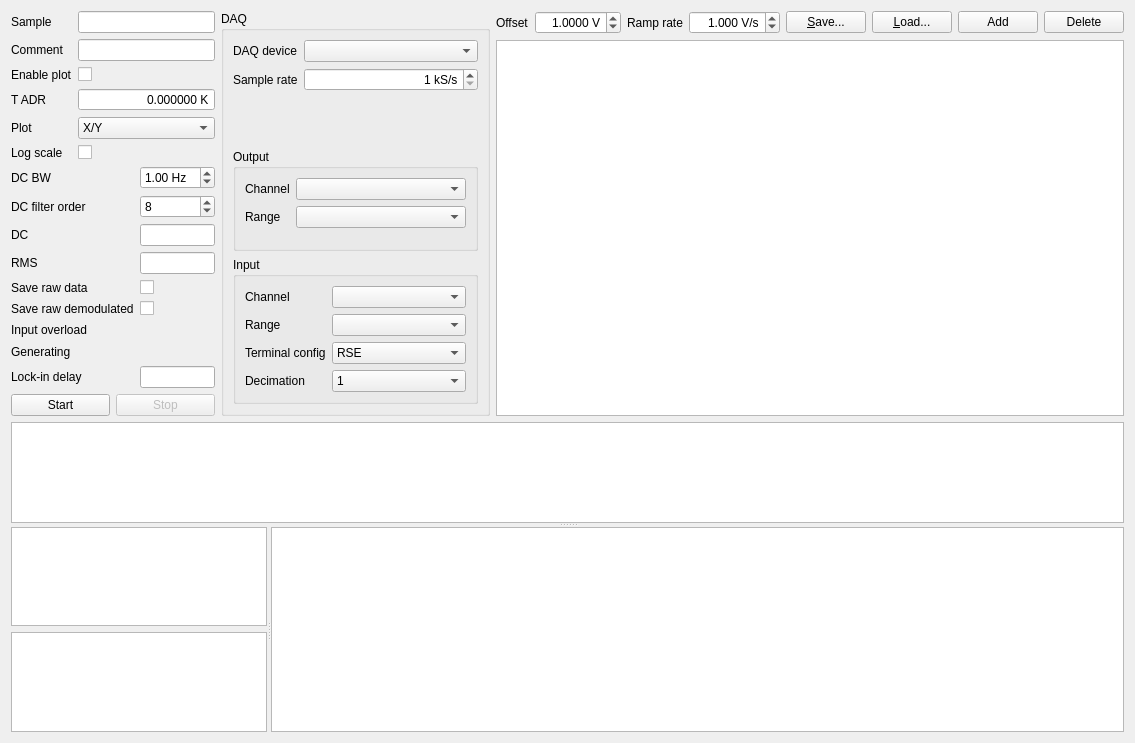
This is TES/MultiLockinUi.ui in AvirupRoy/research as Qt 5 draws it before an edit. The edited form follows.
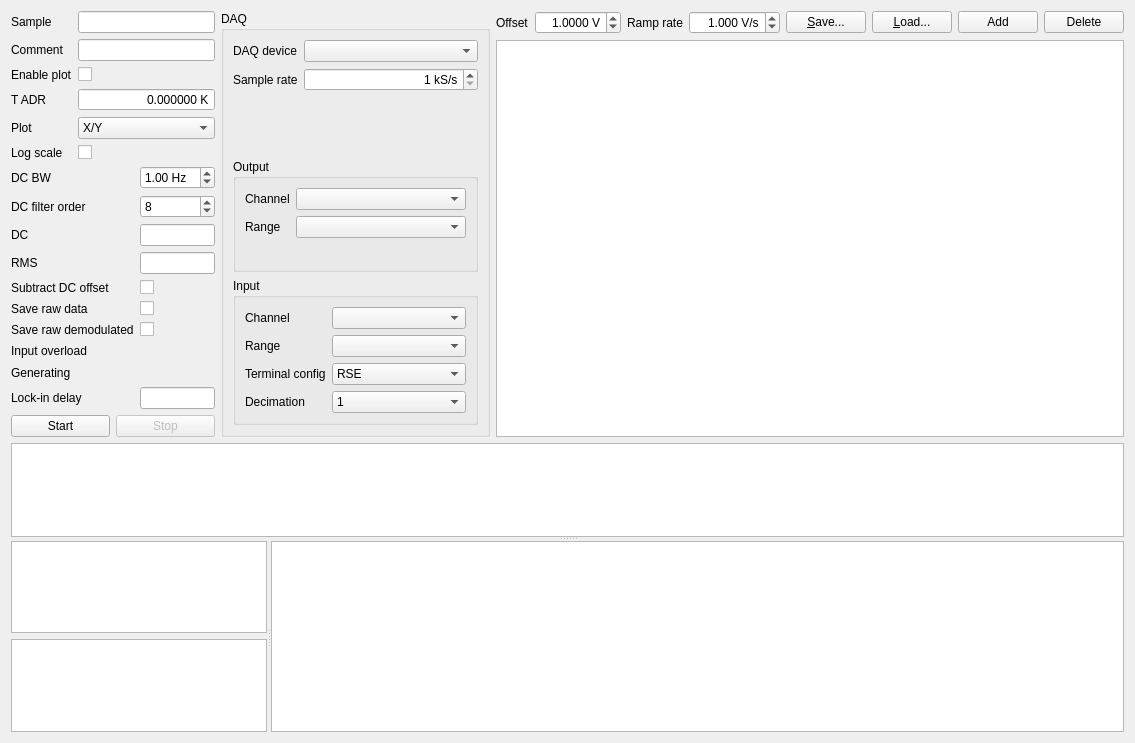
This is the edited form. Custom widgets are drawn as their Qt base class.

Commit message: MultitoneLockin: make offset subtraction optional and subtract linear offset instead of just a constant

```diff
--- a/TES/MultiLockinUi.ui
+++ b/TES/MultiLockinUi.ui
@@ -248,7 +248,7 @@
              </property>
             </widget>
            </item>
-           <item row="6" column="0">
+           <item row="7" column="0">
             <widget class="QLabel" name="label_11">
              <property name="text">
               <string>Input overload</string>
@@ -258,7 +258,7 @@
              </property>
             </widget>
            </item>
-           <item row="6" column="1">
+           <item row="7" column="1">
             <widget class="LedIndicator" name="overloadLed">
              <property name="minimumSize">
               <size>
@@ -277,7 +277,7 @@
              </property>
             </widget>
            </item>
-           <item row="7" column="0">
+           <item row="8" column="0">
             <widget class="QLabel" name="label_12">
              <property name="text">
               <string>Generating</string>
@@ -287,7 +287,7 @@
              </property>
             </widget>
            </item>
-           <item row="7" column="1">
+           <item row="8" column="1">
             <widget class="LedIndicator" name="generatingLed">
              <property name="minimumSize">
               <size>
@@ -306,7 +306,7 @@
              </property>
             </widget>
            </item>
-           <item row="8" column="0">
+           <item row="9" column="0">
             <widget class="QLabel" name="label_15">
              <property name="text">
               <string>Lock-in delay</string>
@@ -316,7 +316,7 @@
              </property>
             </widget>
            </item>
-           <item row="8" column="1">
+           <item row="9" column="1">
             <widget class="QLineEdit" name="delayLe">
              <property name="sizePolicy">
               <sizepolicy hsizetype="Preferred" vsizetype="Fixed">
@@ -335,7 +335,7 @@
              </property>
             </widget>
            </item>
-           <item row="4" column="0">
+           <item row="5" column="0">
             <widget class="QLabel" name="label_9">
              <property name="text">
               <string>Save raw data</string>
@@ -345,7 +345,7 @@
              </property>
             </widget>
            </item>
-           <item row="4" column="1">
+           <item row="5" column="1">
             <widget class="QCheckBox" name="saveRawDataCb">
              <property name="toolTip">
               <string>Check to save raw (but decimated) data to the file. This could consume a lot of disk space.</string>
@@ -407,7 +407,7 @@
              </property>
             </widget>
            </item>
-           <item row="5" column="1">
+           <item row="6" column="1">
             <widget class="QCheckBox" name="saveRawDemodCb">
              <property name="toolTip">
               <string>Check here if you'd like to save the decimated demodulated data before it runs through the final low-pass filters. This is useful if you'd like to do the final filtering yourself e.g. with a non-causal filter to avoid phase shifts.</string>
@@ -417,13 +417,27 @@
              </property>
             </widget>
            </item>
-           <item row="5" column="0">
+           <item row="6" column="0">
             <widget class="QLabel" name="label_23">
              <property name="text">
               <string>Save raw demodulated</string>
              </property>
             </widget>
            </item>
+           <item row="4" column="1">
+            <widget class="QCheckBox" name="subtractDcOffsetCb">
+             <property name="text">
+              <string/>
+             </property>
+            </widget>
+           </item>
+           <item row="4" column="0">
+            <widget class="QLabel" name="label_24">
+             <property name="text">
+              <string>Subtract DC offset</string>
+             </property>
+            </widget>
+           </item>
           </layout>
          </item>
          <item>
```
The commit also changes 1 other file.
